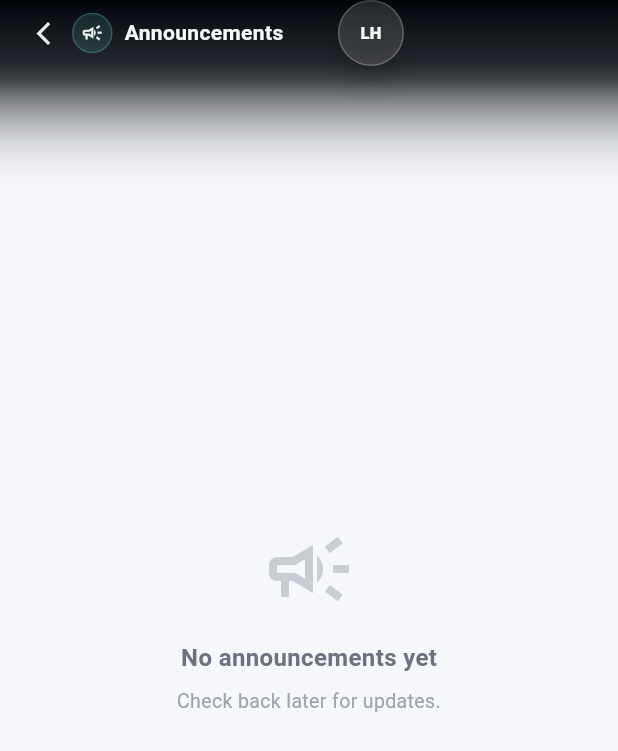
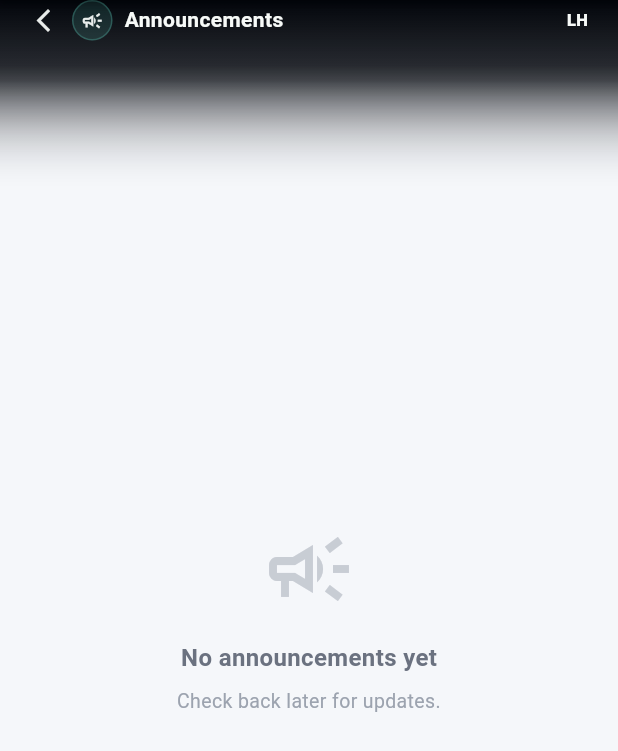
Before and after one commit to jonahduckworth/league-hub, a Flutter app: the AnnouncementsScreen screen opened by its route, on a phone screen of 412 x 824 dp. Shown: the top 751 px of the screen. Run offline on Flutter 3.47's test engine with Material 3 defaults, Android fonts, the phone set to English and light mode, and no system bars; our stand-ins replace cached_network_image, cloud_firestore, connectivity_plus, dio, file_picker, firebase_auth and 9 more; missing offline and left inert: liquid_glass_widgets; accounts and stored records are empty; generated files the repository leaves out were written again.

Commit message:
fix: pin glass header logo to trailing edge

```diff
--- a/lib/widgets/app_shell_header.dart
+++ b/lib/widgets/app_shell_header.dart
@@ -59,14 +59,15 @@
                       ),
                       const SizedBox(width: 10),
                     ],
-                    Flexible(
-                      flex: 10,
+                    Expanded(
+                      child: Align(
+                        alignment: Alignment.centerLeft,
                         child: _HeaderTitlePill(
                           title: title,
                           leadingIcon: leadingIcon,
                         ),
                       ),
-                    const Spacer(),
+                    ),
                     if (actions.isNotEmpty) ...[
                       const SizedBox(width: 10),
                       Row(mainAxisSize: MainAxisSize.min, children: actions),
@@ -181,32 +182,22 @@
   Widget build(BuildContext context) {
     final hasImage = imageUrl != null && imageUrl!.isNotEmpty;
 
-    return Container(
+    return AppGlassSurface(
       width: size,
       height: size,
-      decoration: BoxDecoration(
-        color: Colors.white.withValues(alpha: 0.14),
-        shape: BoxShape.circle,
-        border: Border.all(
-          color: Colors.white.withValues(alpha: 0.22),
-        ),
-        boxShadow: [
-          BoxShadow(
-            color: Colors.black.withValues(alpha: 0.20),
-            blurRadius: 14,
-            offset: const Offset(0, 8),
-          ),
-        ],
-      ),
+      padding: EdgeInsets.zero,
+      radius: size / 2,
       clipBehavior: Clip.antiAlias,
       child: hasImage
-          ? Padding(
+          ? ClipOval(
+              child: Padding(
                 padding: EdgeInsets.all(size * 0.12),
                 child: CachedNetworkImage(
                   imageUrl: imageUrl!,
                   fit: BoxFit.contain,
                   placeholder: (_, __) => _fallback(),
                   errorWidget: (_, __, ___) => _fallback(),
+                ),
               ),
             )
           : _fallback(),
```
Also changed, not shown: lib/screens/policy_screen.dart (+44 -15 lines), 1 other file. Lines whose indentation alone changed are shown as unchanged.
